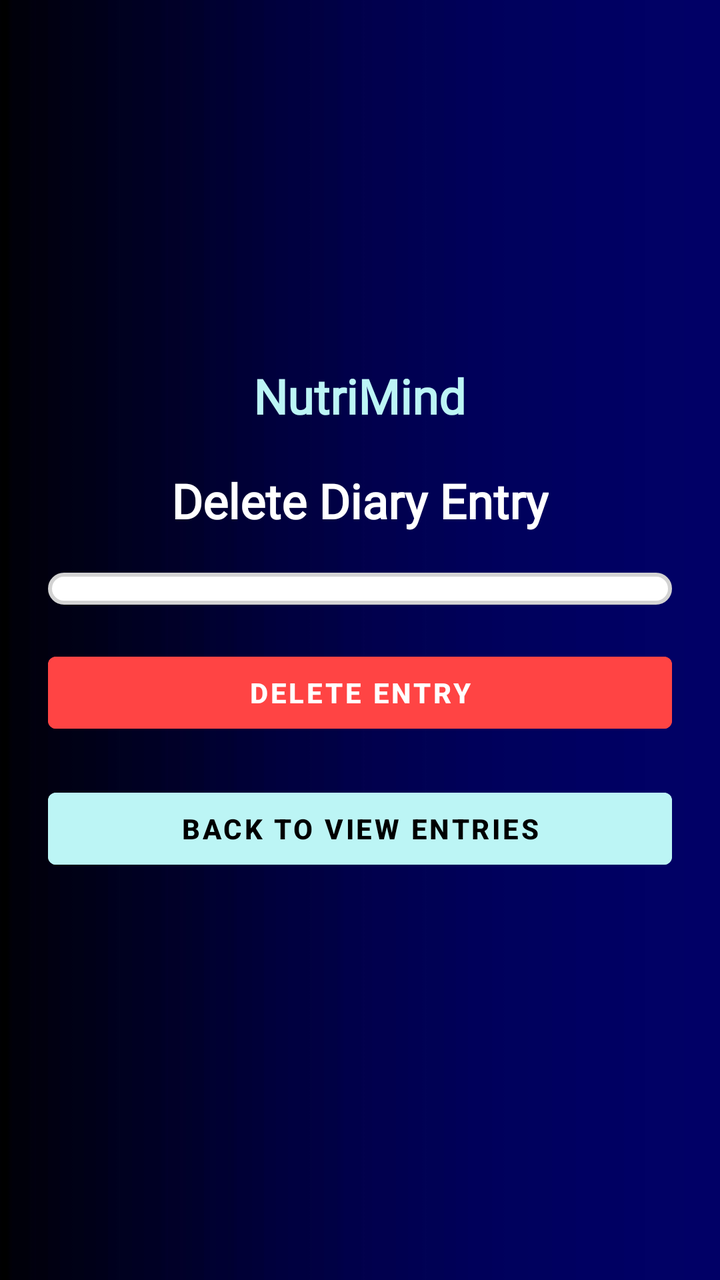
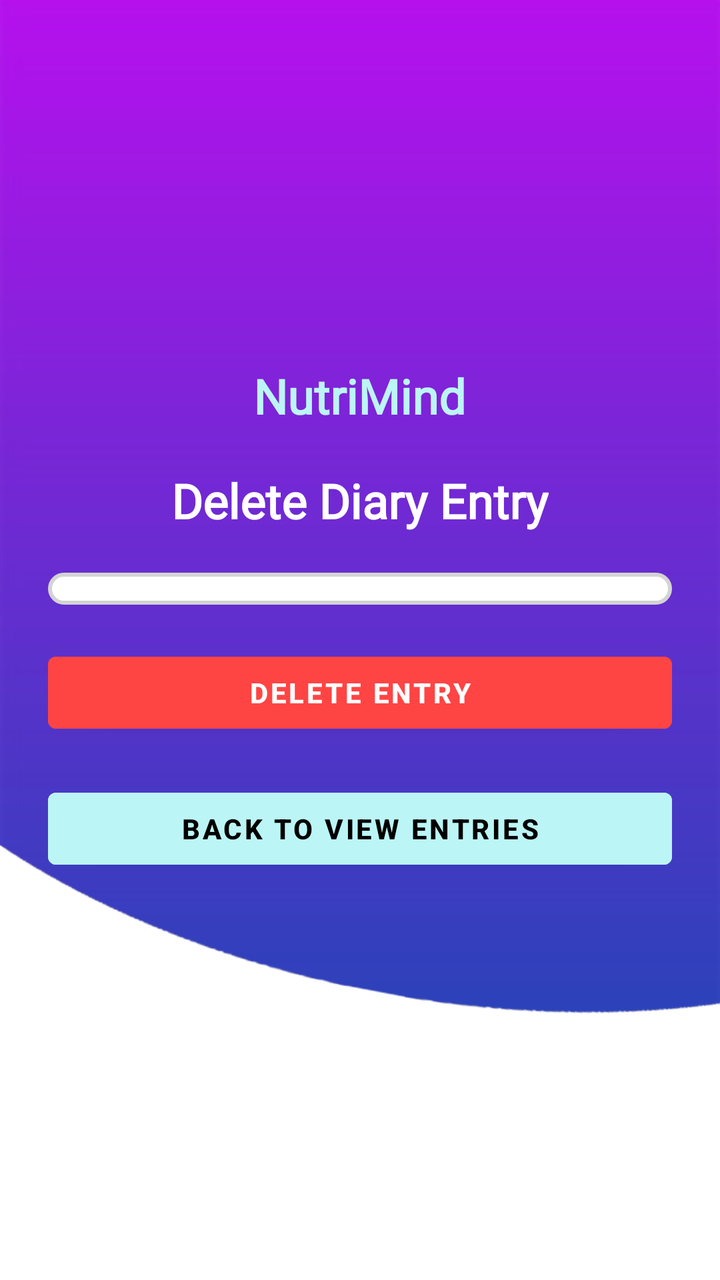

Compare the two renders of this Android layout. The source of the first and the diff that turns it into the second are given below.
<!-- AndroidManifest.xml: application theme Theme.NutriMind -->
<!-- res/layout/activity_delete_diary.xml -->
<?xml version="1.0" encoding="utf-8"?>
<ScrollView xmlns:android="http://schemas.android.com/apk/res/android"
    android:layout_width="match_parent"
    android:layout_height="match_parent"
    android:fillViewport="true"
    android:background="@drawable/bg2">

    <LinearLayout
        android:layout_width="match_parent"
        android:layout_height="wrap_content"
        android:orientation="vertical"
        android:padding="24dp"
        android:gravity="center">

        <TextView
            android:id="@+id/titleHome"
            android:layout_width="wrap_content"
            android:layout_height="wrap_content"
            android:text="NutriMind"
            android:textColor="@color/teal_200"
            android:textSize="24sp"
            android:textStyle="bold"
            android:fontFamily="@font/lora_bold_italic"
            android:layout_marginBottom="20dp"
            android:layout_gravity="center"/>

        <TextView
            android:layout_width="wrap_content"
            android:layout_height="wrap_content"
            android:text="Delete Diary Entry"
            android:fontFamily="@font/lora_semibold_italic"
            android:textSize="24sp"
            android:textStyle="bold"
            android:textColor="@color/white"
            android:layout_marginBottom="20dp"/>

        <Spinner
            android:id="@+id/spinnerDeleteEntry"
            android:layout_width="match_parent"
            android:layout_height="wrap_content"
            android:background="@drawable/rounded_fd"
            android:padding="8dp"
            android:layout_marginBottom="20dp"/>

        <Button
            android:id="@+id/btnDeleteDiary"
            android:layout_width="match_parent"
            android:layout_height="wrap_content"
            android:text="Delete Entry"
            android:backgroundTint="@android:color/holo_red_light"
            android:textColor="@android:color/white"
            android:textStyle="bold"
            android:padding="8dp"
            android:layout_marginBottom="20dp"/>

        <Button
            android:id="@+id/btnBackToViewDelete"
            android:layout_width="match_parent"
            android:layout_height="wrap_content"
            android:text="Back to View Entries"
            android:backgroundTint="@color/teal_200"
            android:textColor="@android:color/black"
            android:textStyle="bold"
            android:padding="8dp"
            android:layout_marginBottom="20dp"/>
    </LinearLayout>
</ScrollView>
<!-- resources referenced by this layout -->
<resources>
  <color name="teal_200">#bcf5f5</color>
  <color name="white">#FFFFFFFF</color>
  <!-- drawable bg2: jpg bitmap (drawable, 12617 bytes) -->
  <!-- drawable rounded_fd (drawable) -->
  <?xml version="1.0" encoding="utf-8"?>
  <shape xmlns:android="http://schemas.android.com/apk/res/android" android:shape="rectangle">
      <corners android:radius="12dp"/>
      <solid android:color="@android:color/white"/>
      <stroke android:width="2dp" android:color="#D3D3D3"/>
  </shape>
  <style name="Theme.NutriMind" parent="Theme.MaterialComponents.DayNight.NoActionBar">
          
          <item name="colorPrimary">@color/purple_500</item>
          <item name="colorPrimaryVariant">@color/purple_700</item>
          <item name="colorOnPrimary">@color/white</item>
          
          <item name="colorSecondary">@color/teal_200</item>
          <item name="colorSecondaryVariant">@color/teal_700</item>
          <item name="colorOnSecondary">@color/black</item>
  
          
          <item name="android:statusBarColor" tools:targetApi="l">?attr/colorPrimaryVariant</item>
      </style>
  <color name="purple_500">#9C27B0</color>
  <color name="purple_700">#7B1FA2</color>
  <color name="teal_700">#00796B</color>
  <color name="black">#FF000000</color>
</resources>

<!-- the commit's change to res/layout/activity_delete_diary.xml (unified diff, before → after) -->
@@ -3,7 +3,7 @@
     android:layout_width="match_parent"
     android:layout_height="match_parent"
     android:fillViewport="true"
-    android:background="@drawable/bg2">
+    android:background="@drawable/background">
 
     <LinearLayout
         android:layout_width="match_parent"
<!-- resource entries referenced after the edit -->
@@ -2,7 +2,7 @@
 <resources>
   <color name="teal_200">#bcf5f5</color>
   <color name="white">#FFFFFFFF</color>
-  <!-- drawable bg2: jpg bitmap (drawable, 12617 bytes) -->
+  <!-- drawable background: png bitmap (drawable, 19321 bytes) -->
   <!-- drawable rounded_fd (drawable) -->
   <?xml version="1.0" encoding="utf-8"?>
   <shape xmlns:android="http://schemas.android.com/apk/res/android" android:shape="rectangle">
